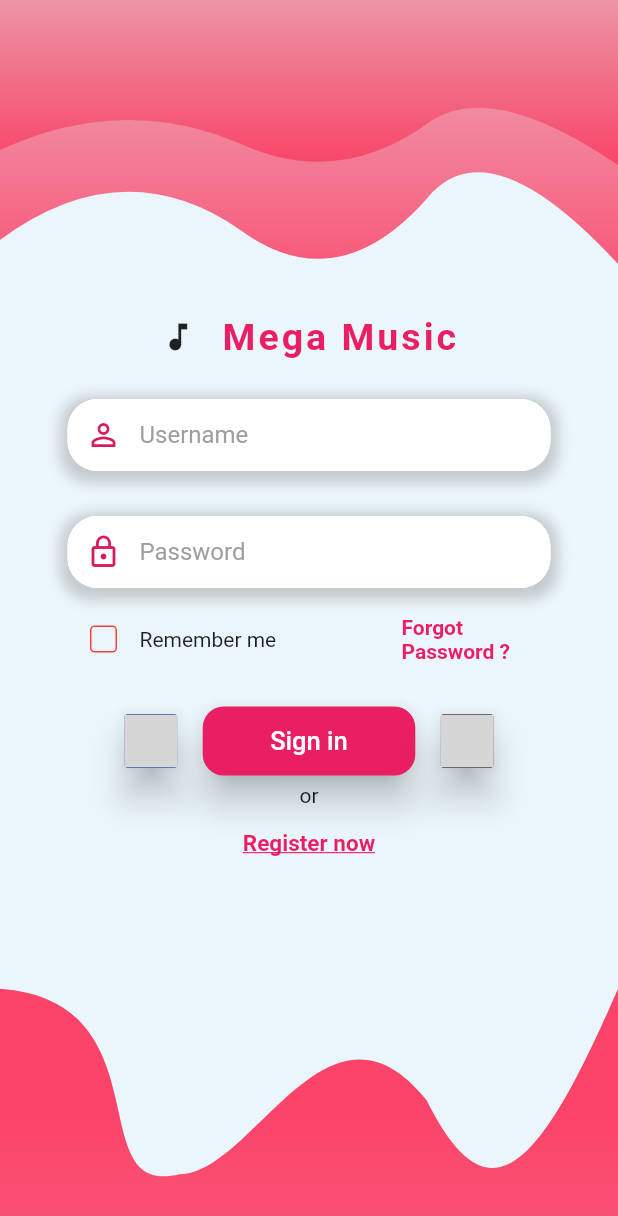
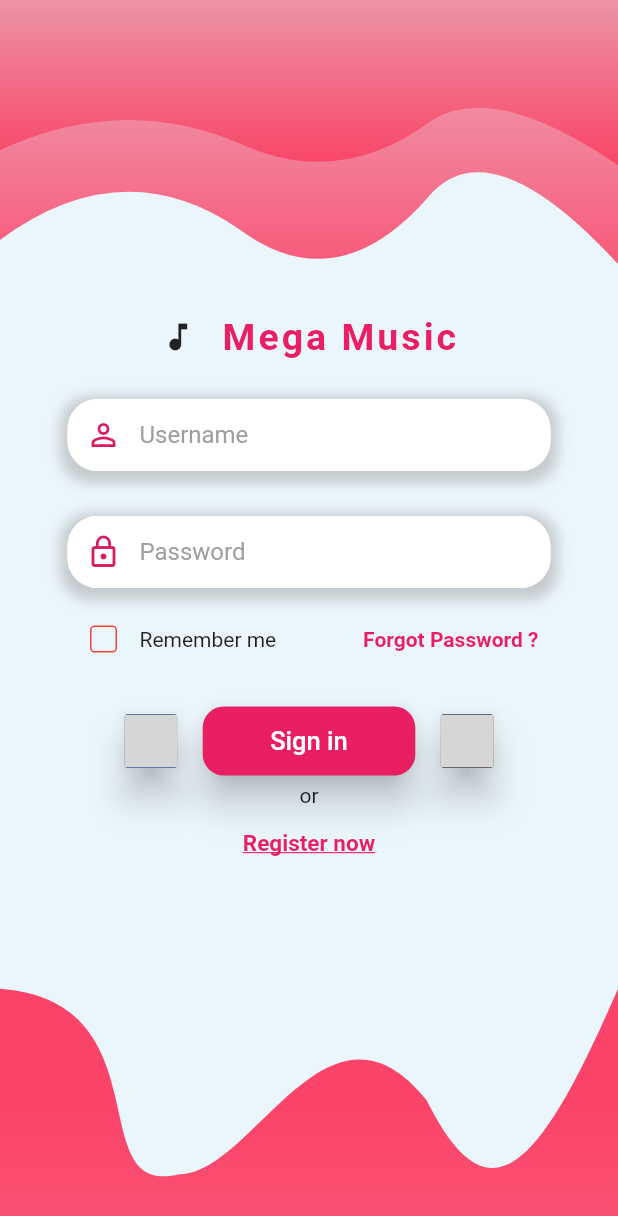
Before and after one commit to glULTRA/mysocial, a Flutter app: the screen it shows after launch, on a phone screen of 412 x 824 dp. Shown: the top 1216 px of the screen. Run offline on Flutter 3.47's test engine with Material 2 defaults, Android fonts, the phone set to English and light mode, and no system bars; our stand-ins replace firebase_auth, firebase_core, flutter_easyloading, flutter_signin_button, flutter_spinkit; accounts and stored records are empty; grey boxes are pictures that could not be loaded.

Commit message:
A better responsive for forgotpassword

```diff
--- a/lib/screens/authenticate/login.dart
+++ b/lib/screens/authenticate/login.dart
@@ -154,22 +154,15 @@ class _LoginState extends State<Login> {
                                   ),
                                   Row(
                                     children: [
-                                      Expanded(
-                                        flex: 2,
-                                        child: Wrap(
-                                          crossAxisAlignment:
-                                              WrapCrossAlignment.center,
-                                          children: [
                                       Checkbox(
                                         shape: RoundedRectangleBorder(
                                           borderRadius:
                                               BorderRadius.circular(3.0),
                                         ),
-                                              side: MaterialStateBorderSide
-                                                  .resolveWith(
+                                        side:
+                                            MaterialStateBorderSide.resolveWith(
                                           (states) => BorderSide(
-                                                    width: 1.0,
-                                                    color: Colors.red),
+                                              width: 1.0, color: Colors.red),
                                         ),
                                         value: this.value,
                                         onChanged: (value) {
@@ -183,21 +176,17 @@ class _LoginState extends State<Login> {
                                         // fillColor: Fill,
                                       ),
                                       Text("Remember me"),
-                                          ],
-                                        ),
-                                      ),
-                                      // Making it responsive
-
                                       Expanded(
                                         flex: 1,
-                                        child: TextButton(
+                                        child: SizedBox(),
+                                      ),
+                                      TextButton(
                                         onPressed: () {},
                                         child: Text(
                                           "Forgot Password ?",
                                           style: TextStyle(
                                             color: Colors.pink[500],
                                             fontWeight: FontWeight.bold,
-                                            ),
                                           ),
                                         ),
                                       ),
```
Lines whose indentation alone changed are shown as unchanged.
